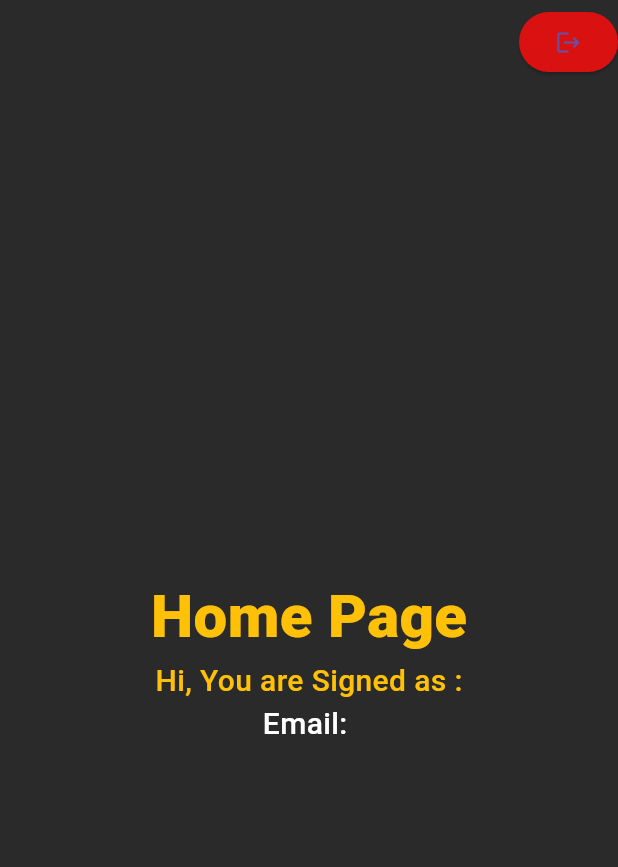
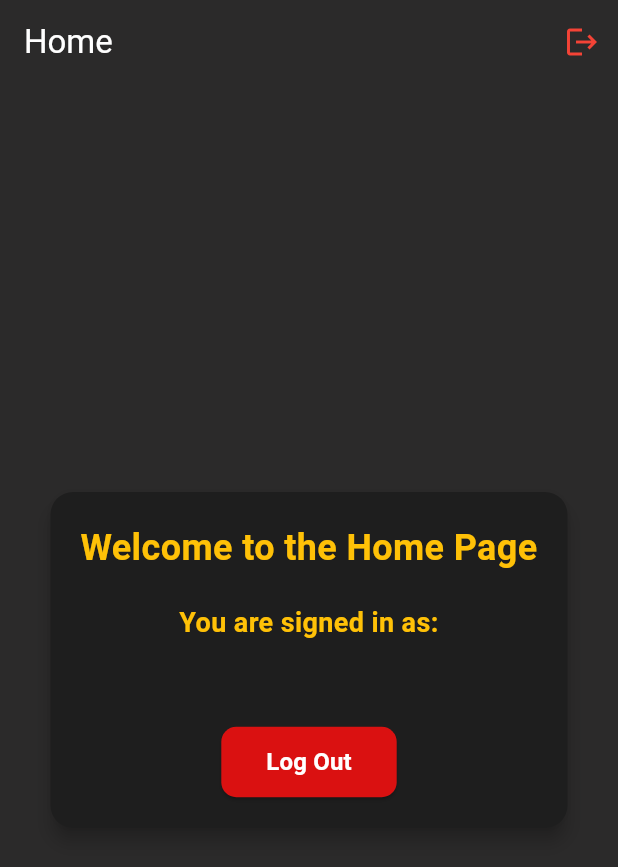
Before and after one commit to Chanuka-Dushan/Doctor-Patient-App, a Flutter app: the screen it shows once a user with an empty profile is signed in, on a phone screen of 412 x 824 dp. Shown: the top 867 px of the screen. Run offline on Flutter 3.47's test engine with Material 3 defaults, Android fonts, the phone set to English and light mode, and no system bars; our stand-ins replace firebase_auth, firebase_core, flutter_secure_storage, google_sign_in; missing offline and left inert: flutter_facebook_auth; accounts and stored records are empty.

Commit message:
beautify the home page

```diff
--- a/lib/main.dart
+++ b/lib/main.dart
@@ -18,8 +18,10 @@ class MyApp extends StatelessWidget {
   Widget build(BuildContext context) {
     return StreamProvider<UserModel?>.value(
       initialData: UserModel(uid: ""),  // Provide initial UserModel
-      value: AuthServices().user, // Stream of user from AuthServices
+      value: AuthServices().user,
+      // Stream of user from AuthServices
       child: MaterialApp(
+        debugShowCheckedModeBanner: false,
         title: 'Doctor-Patient App',
         theme: ThemeData(
           primarySwatch: Colors.blue,
--- a/lib/screens/home/home.dart
+++ b/lib/screens/home/home.dart
@@ -31,61 +31,98 @@ class _HomeState extends State<Home> {
       appBar: AppBar(
         elevation: 0,
         backgroundColor: bgColor,
+        title: const Text('Home', style: TextStyle(color: Colors.white)),
         actions: [
-          ElevatedButton(
-            style: const ButtonStyle(
-              backgroundColor: WidgetStatePropertyAll(
-                Color.fromARGB(255, 218, 17, 17),
-              ),
-            ),
+          IconButton(
+            icon: const Icon(Icons.logout),
             onPressed: () async {
               await _auth.signOut();
             },
-            child: const Icon(Icons.logout, weight: 20),
+            color: Colors.red,
           ),
         ],
       ),
       body: Center(
+        child: Padding(
+          padding: const EdgeInsets.all(16.0),
+          child: Card(
+            color: const Color.fromARGB(255, 30, 30, 30),
+            elevation: 5,
+            shape: RoundedRectangleBorder(
+              borderRadius: BorderRadius.circular(15),
+            ),
+            child: Padding(
+              padding: const EdgeInsets.all(20.0),
               child: Column(
-          mainAxisAlignment: MainAxisAlignment.center,
+                mainAxisSize: MainAxisSize.min,
                 children: [
                   const Text(
-              'Home Page',
+                    'Welcome to the Home Page',
                     style: TextStyle(
                       color: Colors.amber,
-                fontSize: 40,
-                fontWeight: FontWeight.w900,
+                      fontSize: 24,
+                      fontWeight: FontWeight.bold,
                     ),
+                    textAlign: TextAlign.center,
                   ),
+                  const SizedBox(height: 20),
                   if (userEmail != null) ...[
                     const Text(
-                'Hi, You are Signed as :',
+                      'You are signed in as:',
                       style: TextStyle(
                         color: Colors.amber,
-                  fontSize: 20,
+                        fontSize: 18,
+                        fontWeight: FontWeight.w600,
+                      ),
+                      textAlign: TextAlign.center,
+                    ),
+                    const SizedBox(height: 10),
+                    Text(
+                      userEmail!,
+                      style: const TextStyle(
+                        color: Colors.white,
+                        fontSize: 18,
                         fontWeight: FontWeight.w500,
                       ),
-              ), // Check if userEmail is not null
-              Text(
-                'Email: $userEmail',
-                style: const TextStyle(
-                  color: Colors.white,
-                  fontSize: 20,
-                  fontWeight: FontWeight.w500,
-                ),
+                      textAlign: TextAlign.center,
                     ),
                   ] else
                     const Text(
                       'No user signed in',
                       style: TextStyle(
                         color: Colors.white,
-                  fontSize: 20,
+                        fontSize: 18,
                         fontWeight: FontWeight.w500,
+                      ),
+                      textAlign: TextAlign.center,
+                    ),
+                  const SizedBox(height: 20),
+                  ElevatedButton(
+                    onPressed: () async {
+                      await _auth.signOut();
+                    },
+                    style: ElevatedButton.styleFrom(
+                      backgroundColor: const Color.fromARGB(255, 218, 17, 17), // Background color
+                      padding: const EdgeInsets.symmetric(horizontal: 30, vertical: 12),
+                      shape: RoundedRectangleBorder(
+                        borderRadius: BorderRadius.circular(10),
+                      ),
+                    ),
+                    child: const Text(
+                      'Log Out',
+                      style: TextStyle(
+                        color: Colors.white,
+                        fontSize: 16,
+                        fontWeight: FontWeight.bold,
+                      ),
                     ),
                   ),
                 ],
               ),
             ),
+          ),
+        ),
+      ),
     );
   }
 }
```
Lines whose indentation alone changed are shown as unchanged.
